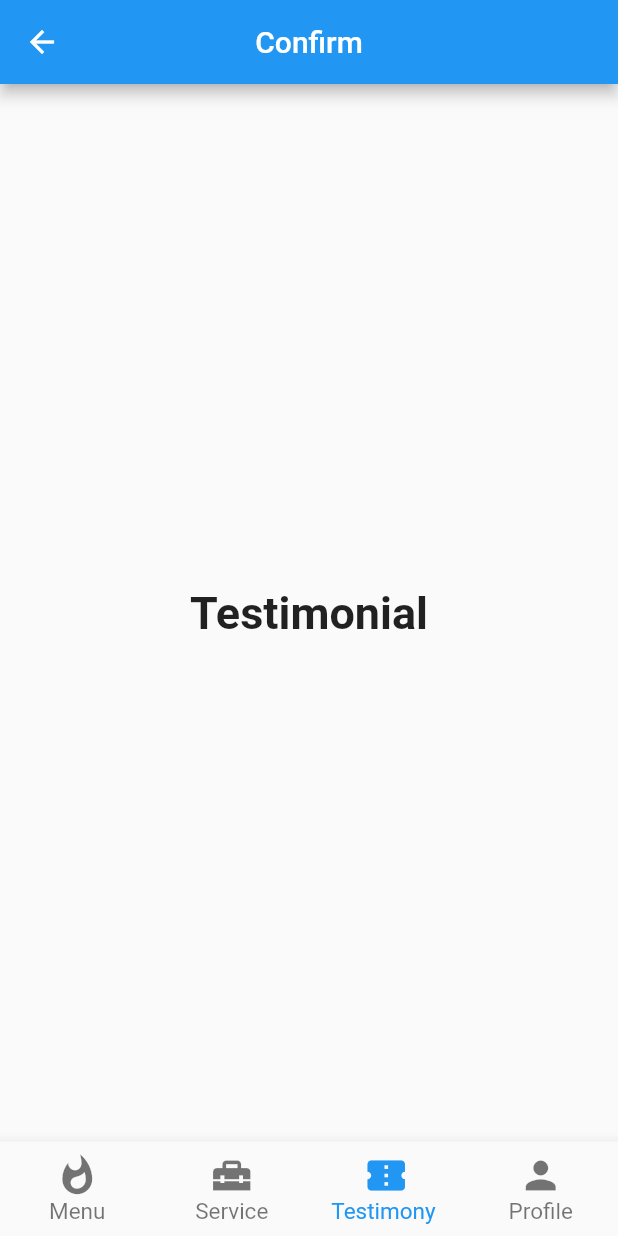
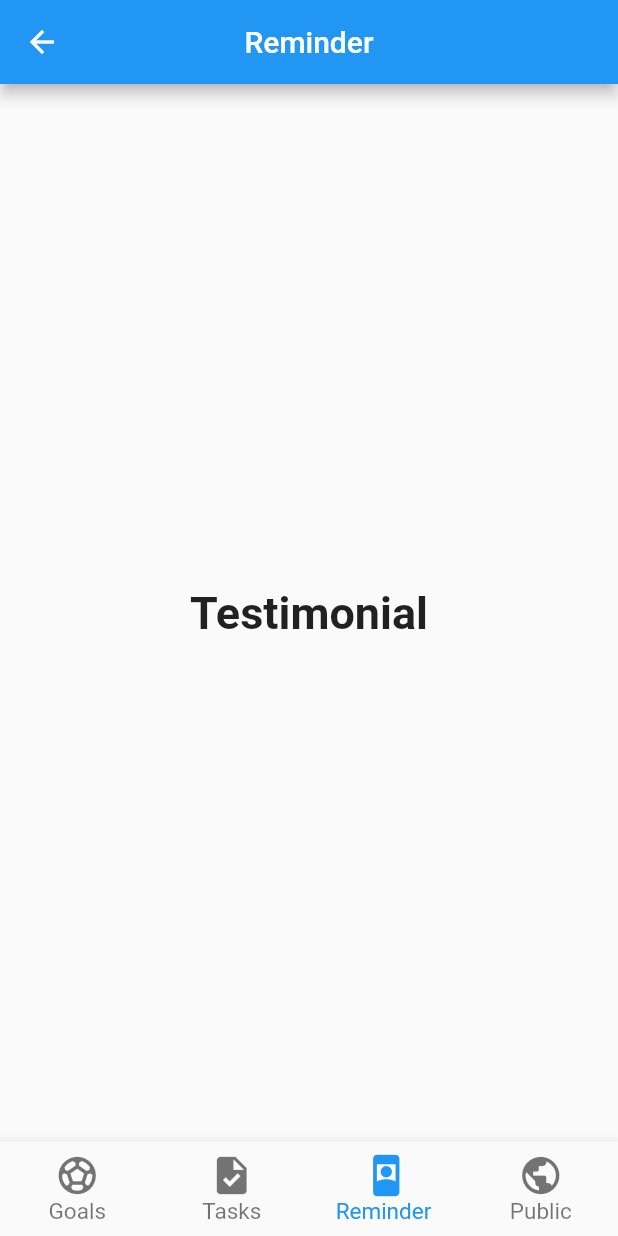
Before and after one commit to monk63/Team-Project, a Flutter app: the sec screen opened directly, item 3 of the bottom bar chosen, on a phone screen of 412 x 824 dp. Run offline on Flutter 3.47's test engine with Material 2 defaults, Android fonts, the phone set to English and light mode, and no system bars.

Commit message:
labels and navbar

```diff
--- a/Do It/lib/pages/goals_screen.dart
+++ b/Do It/lib/pages/goals_screen.dart
@@ -79,22 +79,22 @@ class _secState extends State<sec> {
       switch (index) {
         case 0:
           {
-            _profileTitle = 'Home';
+            _profileTitle = 'Goal';
           }
           break;
         case 1:
           {
-            _profileTitle = 'Service';
+            _profileTitle = 'Tasks';
           }
           break;
         case 2:
           {
-            _profileTitle = 'Confirm';
+            _profileTitle = 'Reminder';
           }
           break;
         case 3:
           {
-            _profileTitle = 'Profile';
+            _profileTitle = 'Share';
           }
           break;
       }
@@ -133,23 +133,23 @@ class _secState extends State<sec> {
 
         items: const <BottomNavigationBarItem>[
           BottomNavigationBarItem(
-            icon: Icon(Icons.whatshot),
-            label: 'Menu',
+            icon: Icon(Icons.sports_soccer),
+            label: 'Goals',
 
           ),
           BottomNavigationBarItem(
-            icon: Icon(Icons.home_repair_service),
-            label: 'Service',
+            icon: Icon(Icons.task),
+            label: 'Tasks',
 
           ),
           BottomNavigationBarItem(
-            icon: Icon(Icons.confirmation_num),
-            label: 'Testimony ',
+            icon: Icon(Icons.remember_me),
+            label: 'Reminder ',
 
           ),
           BottomNavigationBarItem(
-            icon: Icon(Icons.person),
-            label: 'Profile',
+            icon: Icon(Icons.public),
+            label: 'Public',
 
           ),
         ],
```
